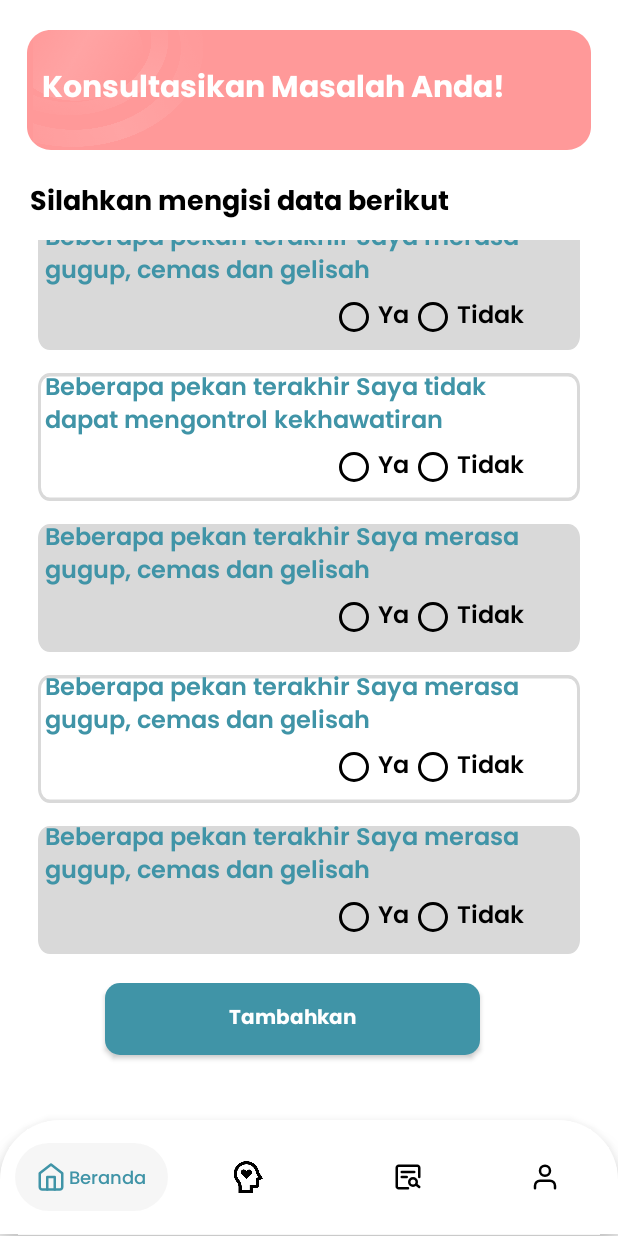
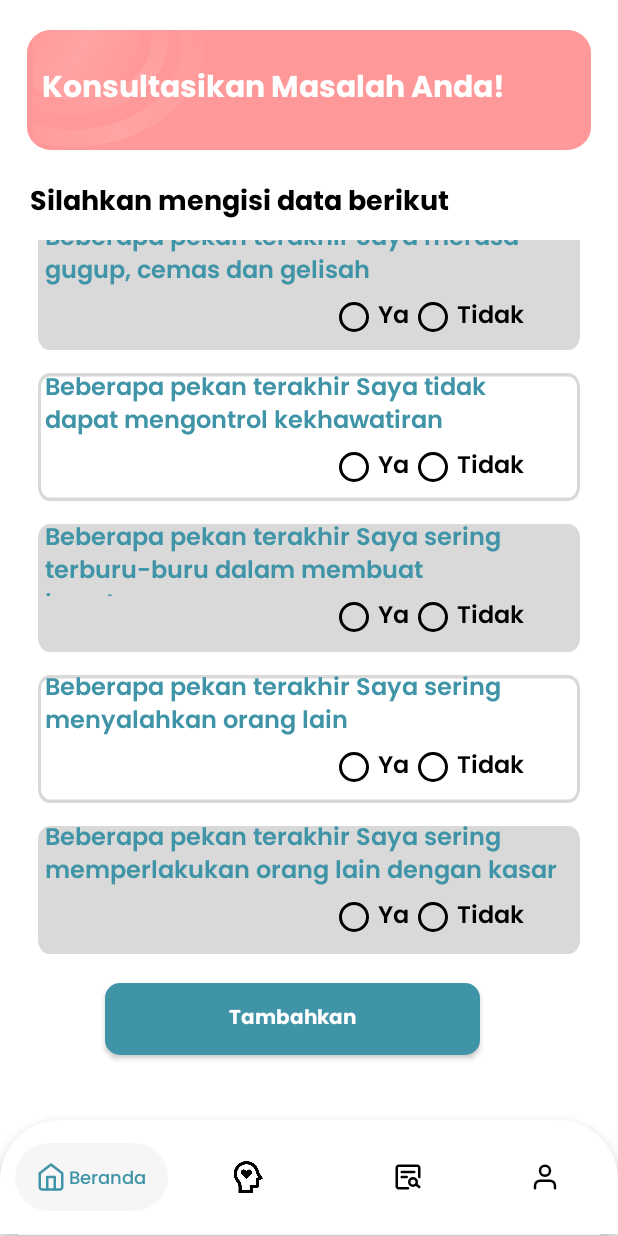
Before and after one commit to Piaaa15/MentlyApp, an Android app: the fragment Pengguna_Konsul placed in its activity, scrolled down 414 dp, on a phone screen of 412 x 824 dp. Run offline under Robolectric (Android 15) with nearby library versions, the phone set to English and light mode, and no system bars.

Commit message:
Update pernyataan konsul

```diff
--- a/app/src/main/res/layout/fragment_pengguna__konsul.xml
+++ b/app/src/main/res/layout/fragment_pengguna__konsul.xml
@@ -398,7 +398,7 @@
                     android:layout_marginStart="30dp"
                     android:layout_marginTop="600dp"
                     android:fontFamily="@font/poppins_semibold"
-                    android:text="Beberapa pekan terakhir Saya merasa gugup, cemas dan gelisah"
+                    android:text="Beberapa pekan terakhir Saya sering terburu-buru dalam membuat keputusan"
                     android:textColor="@color/biru_2"
                     android:textSize="16dp" />
 
@@ -449,7 +449,7 @@
                     android:layout_marginStart="30dp"
                     android:layout_marginTop="700dp"
                     android:fontFamily="@font/poppins_semibold"
-                    android:text="Beberapa pekan terakhir Saya merasa gugup, cemas dan gelisah"
+                    android:text="Beberapa pekan terakhir Saya sering menyalahkan orang lain"
                     android:textColor="@color/biru_2"
                     android:textSize="16dp" />
                 <RadioGroup
@@ -499,7 +499,7 @@
                     android:layout_marginStart="30dp"
                     android:layout_marginTop="800dp"
                     android:fontFamily="@font/poppins_semibold"
-                    android:text="Beberapa pekan terakhir Saya merasa gugup, cemas dan gelisah"
+                    android:text="Beberapa pekan terakhir Saya sering memperlakukan orang lain dengan kasar"
                     android:textColor="@color/biru_2"
                     android:textSize="16dp" />
                 <RadioGroup
```
